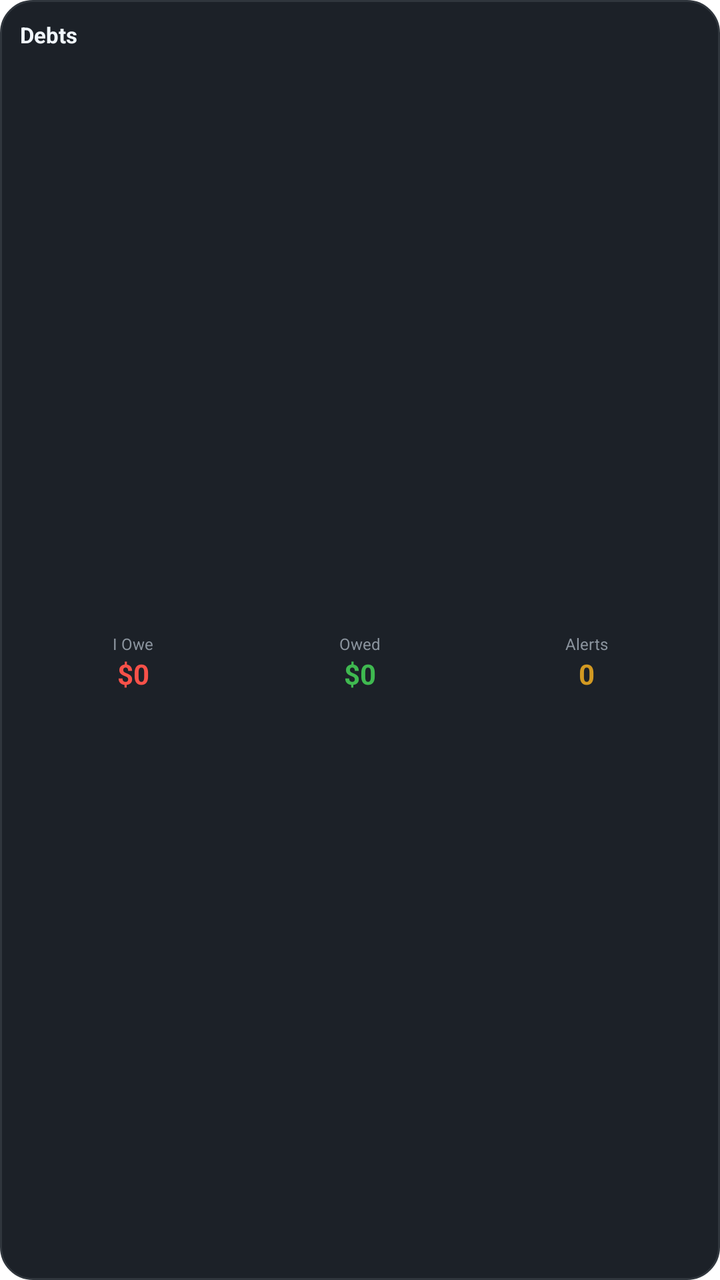
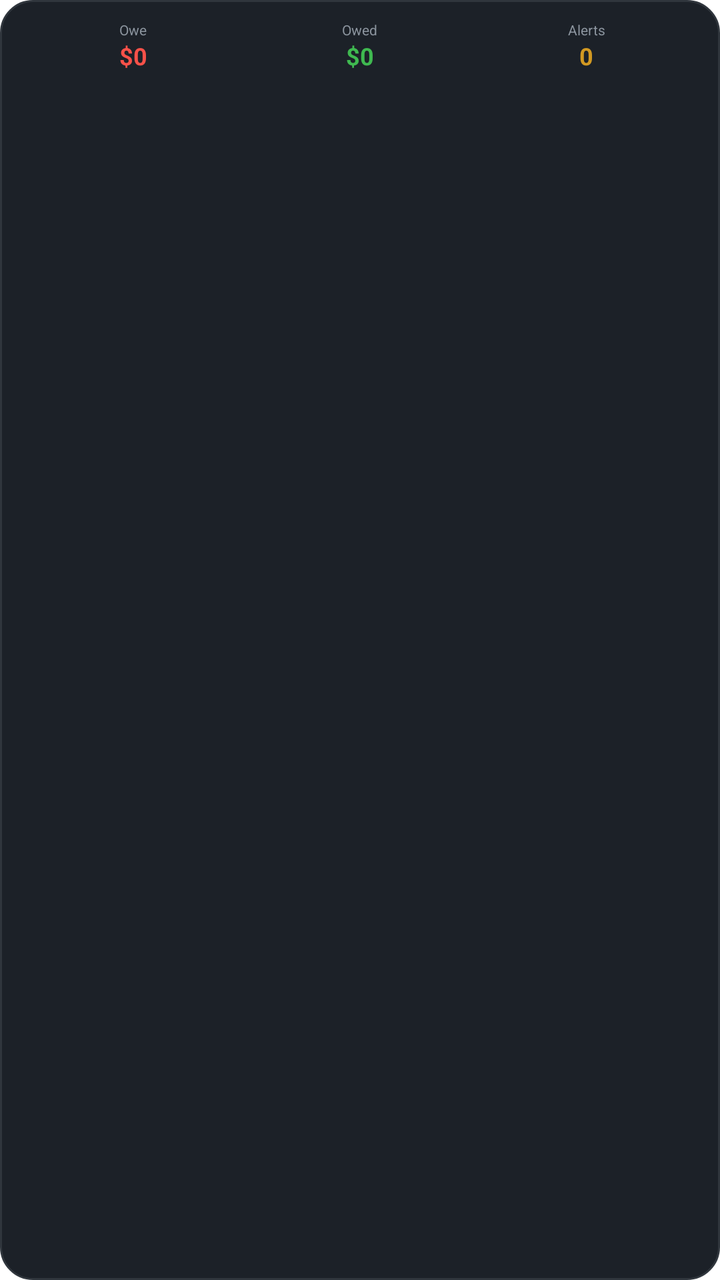

Compare the two renders of this Android layout. The source of the first and the diff that turns it into the second are given below.
<!-- AndroidManifest.xml: fallback theme Theme.MaterialComponents.DayNight.NoActionBar -->
<!-- res/layout/widget_debts_alerts.xml -->
<?xml version="1.0" encoding="utf-8"?>
<LinearLayout xmlns:android="http://schemas.android.com/apk/res/android"
    android:layout_width="match_parent"
    android:layout_height="match_parent"
    android:orientation="vertical"
    android:padding="10dp"
    android:background="@drawable/widget_background">

    <TextView
        android:layout_width="match_parent"
        android:layout_height="wrap_content"
        android:text="Debts"
        android:textColor="#F0F6FC"
        android:textSize="11sp"
        android:textStyle="bold"
        android:layout_marginBottom="8dp" />

    <LinearLayout
        android:layout_width="match_parent"
        android:layout_height="0dp"
        android:layout_weight="1"
        android:orientation="horizontal"
        android:gravity="center">

        <LinearLayout
            android:layout_width="0dp"
            android:layout_height="wrap_content"
            android:layout_weight="1"
            android:orientation="vertical"
            android:gravity="center">
            <TextView
                android:layout_width="wrap_content"
                android:layout_height="wrap_content"
                android:text="I Owe"
                android:textColor="#8B949E"
                android:textSize="8sp" />
            <TextView
                android:id="@+id/i_owe_amt"
                android:layout_width="wrap_content"
                android:layout_height="wrap_content"
                android:text="$0"
                android:textColor="#F85149"
                android:textSize="14sp"
                android:textStyle="bold" />
        </LinearLayout>

        <LinearLayout
            android:layout_width="0dp"
            android:layout_height="wrap_content"
            android:layout_weight="1"
            android:orientation="vertical"
            android:gravity="center">
            <TextView
                android:layout_width="wrap_content"
                android:layout_height="wrap_content"
                android:text="Owed"
                android:textColor="#8B949E"
                android:textSize="8sp" />
            <TextView
                android:id="@+id/owed_me_amt"
                android:layout_width="wrap_content"
                android:layout_height="wrap_content"
                android:text="$0"
                android:textColor="#3FB950"
                android:textSize="14sp"
                android:textStyle="bold" />
        </LinearLayout>

        <LinearLayout
            android:layout_width="0dp"
            android:layout_height="wrap_content"
            android:layout_weight="1"
            android:orientation="vertical"
            android:gravity="center">
            <TextView
                android:layout_width="wrap_content"
                android:layout_height="wrap_content"
                android:text="Alerts"
                android:textColor="#8B949E"
                android:textSize="8sp" />
            <TextView
                android:id="@+id/alerts_count"
                android:layout_width="wrap_content"
                android:layout_height="wrap_content"
                android:text="0"
                android:textColor="#D29922"
                android:textSize="14sp"
                android:textStyle="bold" />
        </LinearLayout>

    </LinearLayout>

</LinearLayout>
<!-- resources referenced by this layout -->
<resources>
  <!-- drawable widget_background (drawable) -->
  <?xml version="1.0" encoding="utf-8"?>
  <shape xmlns:android="http://schemas.android.com/apk/res/android"
      android:shape="rectangle">
      <solid android:color="#1C2128" />
      <corners android:radius="16dp" />
      <stroke android:width="1dp" android:color="#30363D" />
  </shape>
</resources>

<!-- the commit's change to res/layout/widget_debts_alerts.xml (unified diff, before → after) -->
@@ -6,19 +6,9 @@
     android:padding="10dp"
     android:background="@drawable/widget_background">
 
-    <TextView
+    <LinearLayout
         android:layout_width="match_parent"
         android:layout_height="wrap_content"
-        android:text="Debts"
-        android:textColor="#F0F6FC"
-        android:textSize="11sp"
-        android:textStyle="bold"
-        android:layout_marginBottom="8dp" />
-
-    <LinearLayout
-        android:layout_width="match_parent"
-        android:layout_height="0dp"
-        android:layout_weight="1"
         android:orientation="horizontal"
         android:gravity="center">
 
@@ -31,16 +21,16 @@
             <TextView
                 android:layout_width="wrap_content"
                 android:layout_height="wrap_content"
-                android:text="I Owe"
+                android:text="Owe"
                 android:textColor="#8B949E"
-                android:textSize="8sp" />
+                android:textSize="7sp" />
             <TextView
                 android:id="@+id/i_owe_amt"
                 android:layout_width="wrap_content"
                 android:layout_height="wrap_content"
                 android:text="$0"
                 android:textColor="#F85149"
-                android:textSize="14sp"
+                android:textSize="12sp"
                 android:textStyle="bold" />
         </LinearLayout>
 
@@ -55,14 +45,14 @@
                 android:layout_height="wrap_content"
                 android:text="Owed"
                 android:textColor="#8B949E"
-                android:textSize="8sp" />
+                android:textSize="7sp" />
             <TextView
                 android:id="@+id/owed_me_amt"
                 android:layout_width="wrap_content"
                 android:layout_height="wrap_content"
                 android:text="$0"
                 android:textColor="#3FB950"
-                android:textSize="14sp"
+                android:textSize="12sp"
                 android:textStyle="bold" />
         </LinearLayout>
 
@@ -77,17 +67,42 @@
                 android:layout_height="wrap_content"
                 android:text="Alerts"
                 android:textColor="#8B949E"
-                android:textSize="8sp" />
+                android:textSize="7sp" />
             <TextView
                 android:id="@+id/alerts_count"
                 android:layout_width="wrap_content"
                 android:layout_height="wrap_content"
                 android:text="0"
                 android:textColor="#D29922"
-                android:textSize="14sp"
+                android:textSize="12sp"
                 android:textStyle="bold" />
         </LinearLayout>
 
     </LinearLayout>
 
+    <LinearLayout
+        android:id="@+id/alert_row_1"
+        android:layout_width="match_parent"
+        android:layout_height="0dp"
+        android:layout_weight="1"
+        android:orientation="horizontal"
+        android:gravity="center_vertical"
+        android:visibility="gone"
+        android:layout_marginTop="4dp">
+        <TextView android:id="@+id/alert_title_1" android:layout_width="0dp" android:layout_height="wrap_content" android:layout_weight="1" android:textColor="#F0F6FC" android:textSize="9sp" android:maxLines="1" android:ellipsize="end" />
+        <TextView android:id="@+id/alert_date_1" android:layout_width="wrap_content" android:layout_height="wrap_content" android:textColor="#8B949E" android:textSize="8sp" />
+    </LinearLayout>
+
+    <LinearLayout
+        android:id="@+id/alert_row_2"
+        android:layout_width="match_parent"
+        android:layout_height="0dp"
+        android:layout_weight="1"
+        android:orientation="horizontal"
+        android:gravity="center_vertical"
+        android:visibility="gone">
+        <TextView android:id="@+id/alert_title_2" android:layout_width="0dp" android:layout_height="wrap_content" android:layout_weight="1" android:textColor="#F0F6FC" android:textSize="9sp" android:maxLines="1" android:ellipsize="end" />
+        <TextView android:id="@+id/alert_date_2" android:layout_width="wrap_content" android:layout_height="wrap_content" android:textColor="#8B949E" android:textSize="8sp" />
+    </LinearLayout>
+
 </LinearLayout>
